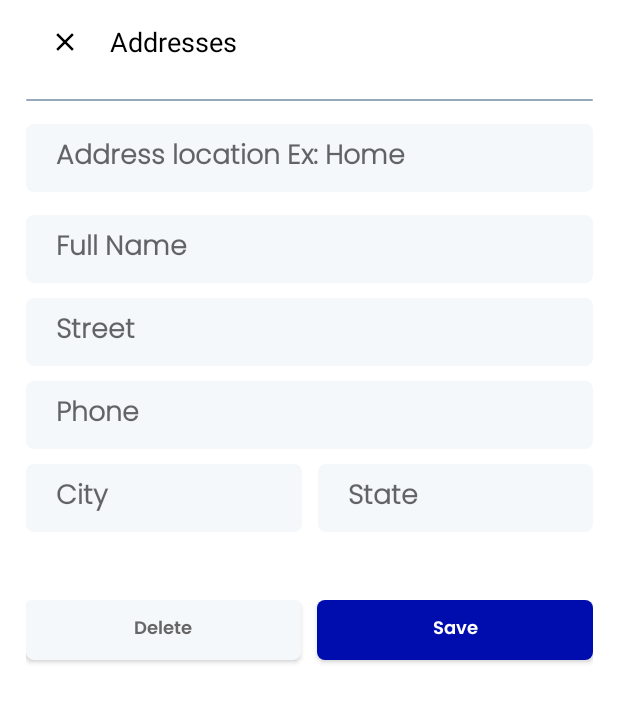
After one commit to Sultan-assasin/FoodApp, an Android app: the fragment AddressFragment shown on its own in the app's theme, on a phone screen of 412 x 824 dp. The commit adds this screen. Shown: the top 702 px of the screen. Run offline under Robolectric (Android 15) with nearby library versions, the phone set to English and light mode, and no system bars.

Commit message:
added address fragment.

```diff
--- a/app/build.gradle
+++ b/app/build.gradle
@@ -37,6 +37,7 @@ android {
 
 dependencies {
     implementation 'androidx.legacy:legacy-support-v4:1.0.0'
+    implementation 'com.google.firebase:firebase-database-ktx:20.1.0'
     def nav_version = "2.5.3"
 
     implementation 'androidx.core:core-ktx:1.7.0'
--- a/app/src/main/java/com/sultan/foodapp/adapters/MealsAdapter.kt
+++ b/app/src/main/java/com/sultan/foodapp/adapters/MealsAdapter.kt
@@ -6,6 +6,7 @@ import androidx.recyclerview.widget.AsyncListDiffer
 import androidx.recyclerview.widget.DiffUtil
 import androidx.recyclerview.widget.RecyclerView
 import com.bumptech.glide.Glide
+import com.sultan.foodapp.databinding.BuyItemBinding
 import com.sultan.foodapp.databinding.MealItemBinding
 import com.sultan.foodapp.pojo.Meal
 
@@ -13,7 +14,7 @@ class MealsAdapter :
     RecyclerView.Adapter<MealsAdapter.FavoritesMealsAdapterViewHolder>() {
     var onItemClick: ((Meal) -> Unit)? = null
 
-    inner class FavoritesMealsAdapterViewHolder(val binding: MealItemBinding) :
+    inner class FavoritesMealsAdapterViewHolder(val binding: BuyItemBinding) :
         RecyclerView.ViewHolder(binding.root)
 
     private val diffUtil = object : DiffUtil.ItemCallback<Meal>() {
@@ -33,13 +34,14 @@ class MealsAdapter :
         viewType: Int
     ): FavoritesMealsAdapterViewHolder {
         return FavoritesMealsAdapterViewHolder(
-            MealItemBinding.inflate(
+            BuyItemBinding.inflate(
                 LayoutInflater.from(parent.context),
                 parent,
                 false
             )
         )
     }
+
 
 
     override fun onBindViewHolder(holder: FavoritesMealsAdapterViewHolder, position: Int) {
--- a/app/src/main/java/com/sultan/foodapp/db/MealDao.kt
+++ b/app/src/main/java/com/sultan/foodapp/db/MealDao.kt
@@ -3,6 +3,7 @@ package com.sultan.foodapp.db
 import androidx.lifecycle.LiveData
 import androidx.room.*
 import com.sultan.foodapp.pojo.Meal
+import com.sultan.foodapp.pojo.MealsByCategoryList
 
 @Dao
 interface MealDao {
@@ -15,4 +16,7 @@ interface MealDao {
     @Query("SELECT * FROM mealInformation")
     fun getAllMeals() : LiveData<List<Meal>>
 
+    @Delete
+    suspend fun clean(list: MutableList<Meal>)
+
 }
--- /dev/null
+++ b/app/src/main/java/com/sultan/foodapp/fragments/AddressFragment.kt
@@ -0,0 +1,54 @@
+package com.sultan.foodapp.fragments
+
+import android.os.Bundle
+import android.view.LayoutInflater
+import android.view.View
+import android.view.ViewGroup
+import android.widget.Toast
+import androidx.fragment.app.Fragment
+import androidx.navigation.fragment.findNavController
+import com.sultan.foodapp.databinding.FragmentAddressBinding
+
+class AddressFragment : Fragment() {
+    private lateinit var binding: FragmentAddressBinding
+
+
+    override fun onCreateView(
+        inflater: LayoutInflater,
+        container: ViewGroup?,
+        savedInstanceState: Bundle?
+    ): View {
+        binding = FragmentAddressBinding.inflate(inflater)
+        return binding.root
+    }
+
+    override fun onViewCreated(view: View, savedInstanceState: Bundle?) {
+        super.onViewCreated(view, savedInstanceState)
+
+        binding.apply {
+            buttonSave.setOnClickListener {
+                val addressTitle = edAddressTitle.text.clear()
+                val fullName = edFullName.text.clear()
+                val street = edStreet.text.clear()
+                val phone = edPhone.text.clear()
+                val state = edState.text.clear()
+                val city = edCity.text.clear()
+
+                Toast.makeText(requireContext(),"Thanks for buy",Toast.LENGTH_SHORT).show()
+                findNavController().navigateUp()
+            }
+            buttonDelelte.setOnClickListener {
+                val addressTitle = edAddressTitle.text.clear()
+                val fullName = edFullName.text.clear()
+                val street = edStreet.text.clear()
+                val phone = edPhone.text.clear()
+                val state = edState.text.clear()
+                val city = edCity.text.clear()
+            }
+            imageAddressClose.setOnClickListener {
+                findNavController().navigateUp()
+            }
+        }
+    }
+
+}
--- a/app/src/main/java/com/sultan/foodapp/pojo/MealsByCarygoryList.kt
+++ b/app/src/main/java/com/sultan/foodapp/pojo/MealsByCategoryList.kt
@@ -1,5 +1,5 @@
 package com.sultan.foodapp.pojo
 
-data class MealsByCarygoryList(
+data class MealsByCategoryList(
     val meals: List<MealsByCategory>
 )
--- /dev/null
+++ b/app/src/main/res/drawable-v24/blue_background.xml
@@ -0,0 +1,4 @@
+<shape android:shape="rectangle" xmlns:android="http://schemas.android.com/apk/res/android">
+    <solid android:color="@color/g_blue"/>
+    <corners android:radius="5dp"/>
+</shape>
--- /dev/null
+++ b/app/src/main/res/drawable-v24/ic_close.xml
@@ -0,0 +1,10 @@
+<vector xmlns:android="http://schemas.android.com/apk/res/android"
+    android:width="24dp"
+    android:height="24dp"
+    android:viewportWidth="24"
+    android:viewportHeight="24"
+    android:tint="?attr/colorControlNormal">
+  <path
+      android:fillColor="@android:color/white"
+      android:pathData="M19,6.41L17.59,5 12,10.59 6.41,5 5,6.41 10.59,12 5,17.59 6.41,19 12,13.41 17.59,19 19,17.59 13.41,12z"/>
+</vector>
--- /dev/null
+++ b/app/src/main/res/drawable-v24/white_background.xml
@@ -0,0 +1,5 @@
+<?xml version="1.0" encoding="utf-8"?>
+<shape android:shape="rectangle" xmlns:android="http://schemas.android.com/apk/res/android">
+    <solid android:color="#F5F8FA"/>
+    <corners android:radius="5dp"/>
+</shape>
--- /dev/null
+++ b/app/src/main/res/drawable/radius.xml
@@ -0,0 +1,6 @@
+<?xml version="1.0" encoding="utf-8"?>
+<shape xmlns:android="http://schemas.android.com/apk/res/android"
+    android:shape="rectangle">
+    <solid android:color="@color/white" />
+    <corners android:radius="40dp" />
+</shape>
--- /dev/null
+++ b/app/src/main/res/layout/fragment_address.xml
@@ -0,0 +1,232 @@
+<androidx.constraintlayout.widget.ConstraintLayout xmlns:android="http://schemas.android.com/apk/res/android"
+    xmlns:app="http://schemas.android.com/apk/res-auto"
+    android:layout_width="match_parent"
+    android:layout_height="match_parent">
+
+    <androidx.appcompat.widget.Toolbar
+        android:id="@+id/toolbarAddresses"
+        android:layout_width="0dp"
+        android:layout_height="wrap_content"
+        app:layout_constraintEnd_toEndOf="@id/rightGuideline"
+        app:layout_constraintStart_toStartOf="@id/leftGuideline"
+        app:layout_constraintTop_toTopOf="parent">
+
+        <androidx.constraintlayout.widget.ConstraintLayout
+            android:layout_width="match_parent"
+            android:layout_height="match_parent">
+
+            <ImageView
+                android:id="@+id/imageAddressClose"
+                android:layout_width="20dp"
+                android:layout_height="20dp"
+                android:scaleType="centerInside"
+                android:src="@drawable/ic_close"
+                app:layout_constraintBottom_toBottomOf="parent"
+                app:layout_constraintStart_toStartOf="parent"
+                app:layout_constraintTop_toTopOf="parent"
+                app:tint="@color/black" />
+
+            <TextView
+                android:id="@+id/tvPaymentMethods"
+                android:layout_width="wrap_content"
+                android:layout_height="wrap_content"
+                android:layout_marginStart="20dp"
+                android:text="Addresses"
+                android:textColor="@color/black"
+                android:textSize="18sp"
+                app:layout_constraintBottom_toBottomOf="@+id/imageAddressClose"
+                app:layout_constraintStart_toEndOf="@id/imageAddressClose"
+                app:layout_constraintTop_toTopOf="@+id/imageAddressClose" />
+        </androidx.constraintlayout.widget.ConstraintLayout>
+    </androidx.appcompat.widget.Toolbar>
+
+    <View
+        android:id="@+id/topLine"
+        android:layout_width="0dp"
+        android:layout_height="1dp"
+        android:layout_marginTop="10dp"
+        android:background="@drawable/white_background"
+        android:backgroundTint="@color/g_blue_gray200"
+        app:layout_constraintEnd_toEndOf="@id/rightGuideline"
+        app:layout_constraintStart_toStartOf="@id/leftGuideline"
+        app:layout_constraintTop_toBottomOf="@id/toolbarAddresses" />
+
+    <EditText
+        android:id="@+id/edAddressTitle"
+        android:layout_width="0dp"
+        android:layout_height="45dp"
+        android:layout_marginTop="15dp"
+        android:background="@drawable/white_background"
+        android:fontFamily="@font/poppins_light"
+        android:gravity="start|center_vertical"
+        android:hint="Address location Ex: Home"
+        android:paddingStart="20dp"
+        android:paddingEnd="20dp"
+        android:singleLine="true"
+        android:textStyle="bold"
+        app:layout_constraintEnd_toEndOf="@id/rightGuideline"
+        app:layout_constraintStart_toStartOf="@id/leftGuideline"
+        app:layout_constraintTop_toBottomOf="@+id/topLine" />
+
+    <EditText
+        android:id="@+id/edFullName"
+        android:layout_width="0dp"
+        android:layout_height="45dp"
+        android:layout_marginTop="15dp"
+        android:background="@drawable/white_background"
+        android:fontFamily="@font/poppins_light"
+        android:gravity="start|center_vertical"
+        android:hint="Full Name"
+        android:paddingStart="20dp"
+        android:paddingEnd="20dp"
+        android:singleLine="true"
+        android:textStyle="bold"
+        app:layout_constraintEnd_toEndOf="@id/rightGuideline"
+        app:layout_constraintStart_toStartOf="@id/leftGuideline"
+        app:layout_constraintTop_toBottomOf="@+id/edAddressTitle" />
+
+    <EditText
+        android:id="@+id/edStreet"
+        android:layout_width="0dp"
+        android:layout_height="45dp"
+        android:layout_marginTop="10dp"
+        android:background="@drawable/white_background"
+        android:fontFamily="@font/poppins_light"
+        android:gravity="start|center_vertical"
+        android:hint="Street"
+        android:paddingStart="20dp"
+        android:paddingEnd="20dp"
+        android:singleLine="true"
+        android:textStyle="bold"
+        app:layout_constraintEnd_toEndOf="@id/rightGuideline"
+        app:layout_constraintStart_toStartOf="@id/leftGuideline"
+        app:layout_constraintTop_toBottomOf="@id/edFullName" />
+
+    <LinearLayout
+        android:id="@+id/linear"
+        android:layout_width="0dp"
+        android:layout_height="wrap_content"
+        android:orientation="horizontal"
+        app:layout_constraintEnd_toEndOf="@id/rightGuideline"
+        app:layout_constraintHorizontal_bias="0.484"
+        app:layout_constraintStart_toStartOf="@id/leftGuideline"
+        app:layout_constraintTop_toBottomOf="@+id/edPhone">
+
+        <EditText
+            android:id="@+id/edCity"
+            android:layout_width="378dp"
+            android:layout_height="45dp"
+            android:layout_marginTop="10dp"
+            android:layout_marginEnd="5dp"
+            android:layout_weight="1"
+            android:background="@drawable/white_background"
+            android:fontFamily="@font/poppins_light"
+            android:gravity="start|center_vertical"
+            android:hint="City"
+            android:paddingStart="20dp"
+            android:paddingEnd="20dp"
+            android:singleLine="true"
+            android:textStyle="bold" />
+
+        <EditText
+            android:id="@+id/edState"
+            android:layout_width="378dp"
+            android:layout_height="45dp"
+            android:layout_marginStart="5dp"
+            android:layout_marginTop="10dp"
+            android:layout_weight="1"
+            android:background="@drawable/white_background"
+            android:fontFamily="@font/poppins_light"
+            android:gravity="start|center_vertical"
+            android:hint="State"
+            android:paddingStart="20dp"
+            android:paddingEnd="20dp"
+            android:singleLine="true"
+            android:textStyle="bold" />
+    </LinearLayout>
+
+    <EditText
+        android:id="@+id/edPhone"
+        android:layout_width="0dp"
+        android:layout_height="45dp"
+        android:layout_marginTop="10dp"
+        android:background="@drawable/white_background"
+        android:fontFamily="@font/poppins_light"
+        android:gravity="start|center_vertical"
+        android:hint="Phone"
+        android:paddingStart="20dp"
+        android:paddingEnd="20dp"
+        android:phoneNumber="true"
+        android:singleLine="true"
+        android:textStyle="bold"
+        app:layout_constraintEnd_toStartOf="@+id/rightGuideline"
+        app:layout_constraintStart_toStartOf="@+id/leftGuideline"
+        app:layout_constraintTop_toBottomOf="@+id/edStreet" />
+
+    <LinearLayout
+        android:layout_width="0dp"
+        android:layout_height="wrap_content"
+        android:layout_marginTop="45dp"
+        android:orientation="horizontal"
+        app:layout_constraintEnd_toEndOf="@id/rightGuideline"
+        app:layout_constraintHorizontal_bias="1.0"
+        app:layout_constraintStart_toStartOf="@id/leftGuideline"
+        app:layout_constraintTop_toBottomOf="@id/linear"
+        app:layout_constraintVertical_bias="0.494">
+
+        <androidx.appcompat.widget.AppCompatButton
+            android:id="@+id/buttonDelelte"
+            android:layout_width="0dp"
+            android:layout_height="40dp"
+            android:layout_marginEnd="5dp"
+            android:layout_marginBottom="20dp"
+            android:layout_weight="1"
+            android:background="@drawable/white_background"
+            android:fontFamily="@font/poppins_thin"
+            android:text="Delete"
+            android:textAllCaps="false"
+            android:textColor="@color/g_gray700"
+            android:textSize="12dp"
+            android:visibility="visible" />
+
+        <androidx.appcompat.widget.AppCompatButton
+            android:id="@+id/buttonSave"
+            android:layout_width="0dp"
+            android:layout_height="40dp"
+            android:layout_marginStart="5dp"
+            android:layout_marginBottom="20dp"
+            android:layout_weight="1"
+            android:background="@drawable/blue_background"
+            android:fontFamily="@font/poppins_thin"
+            android:text="Save"
+            android:textAllCaps="false"
+            android:textColor="@color/white"
+            android:textSize="12dp"
+            android:visibility="visible" />
+    </LinearLayout>
+
+    <ProgressBar
+        android:id="@+id/progressbarAddress"
+        android:layout_width="wrap_content"
+        android:layout_height="wrap_content"
+        android:layout_marginBottom="45dp"
+        android:indeterminateTint="@color/g_gray700"
+        android:visibility="gone"
+        app:layout_constraintBottom_toBottomOf="parent"
+        app:layout_constraintEnd_toEndOf="parent"
+        app:layout_constraintStart_toStartOf="parent" />
+
+    <androidx.constraintlayout.widget.Guideline
+        android:id="@+id/leftGuideline"
+        android:layout_width="wrap_content"
+        android:layout_height="wrap_content"
+        android:orientation="vertical"
+        app:layout_constraintGuide_percent="0.04136253" />
+
+    <androidx.constraintlayout.widget.Guideline
+        android:id="@+id/rightGuideline"
+        android:layout_width="wrap_content"
+        android:layout_height="wrap_content"
+        android:orientation="vertical"
+        app:layout_constraintGuide_percent="0.96" />
+</androidx.constraintlayout.widget.ConstraintLayout>
```
Also changed, not shown: app/src/main/java/com/sultan/foodapp/fragments/FavoritesFragment.kt (+32 -2 lines), app/src/main/java/com/sultan/foodapp/viewModel/CategoryMealsViewModel.kt (+5 -5 lines), app/src/main/java/com/sultan/foodapp/viewModel/HomeViewModel.kt (+9 -4 lines), app/src/main/res/layout/buy_item.xml (added, +36 -0 lines), app/src/main/res/layout/fragment_favorites.xml (+15 -5 lines), app/src/main/res/values/colors.xml (+14 -0 lines), app/src/main/res/font/poppins.ttf (added), app/src/main/res/font/poppins_light.ttf (added), app/src/main/res/font/poppins_thin.ttf (added), app/src/main/res/font/sf_pro_display.OTF (added).
